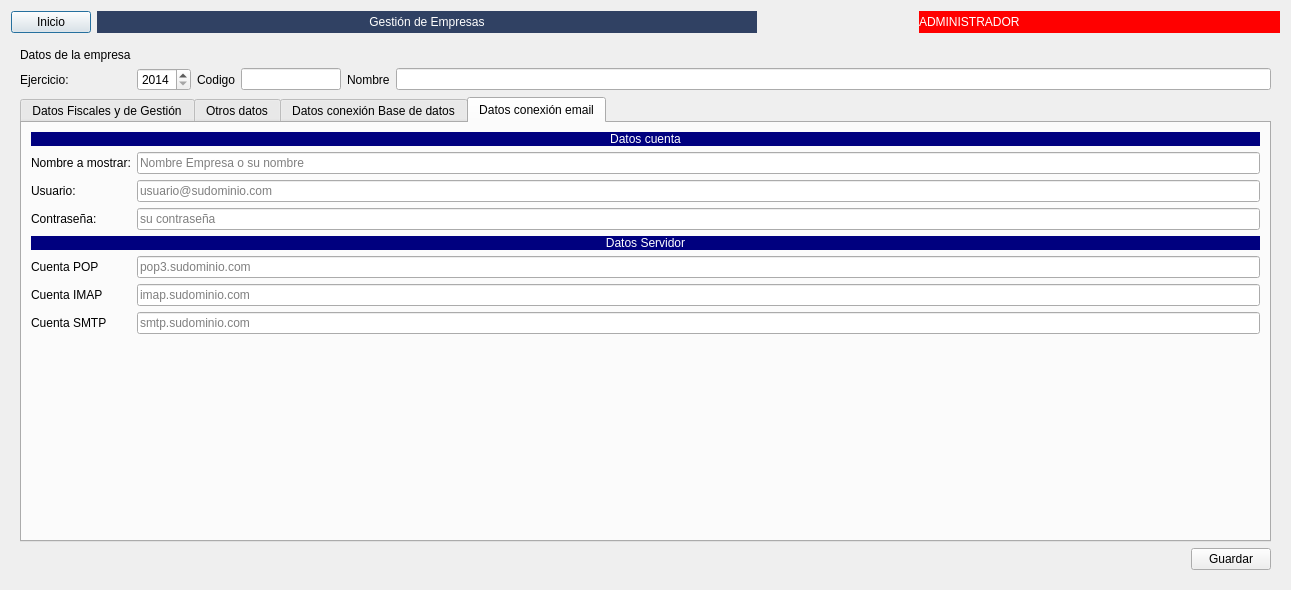
Before: the Qt Designer form Zona_Administrador/frmempresas.ui in arcnexus/RedFoX, drawn with Qt 5.
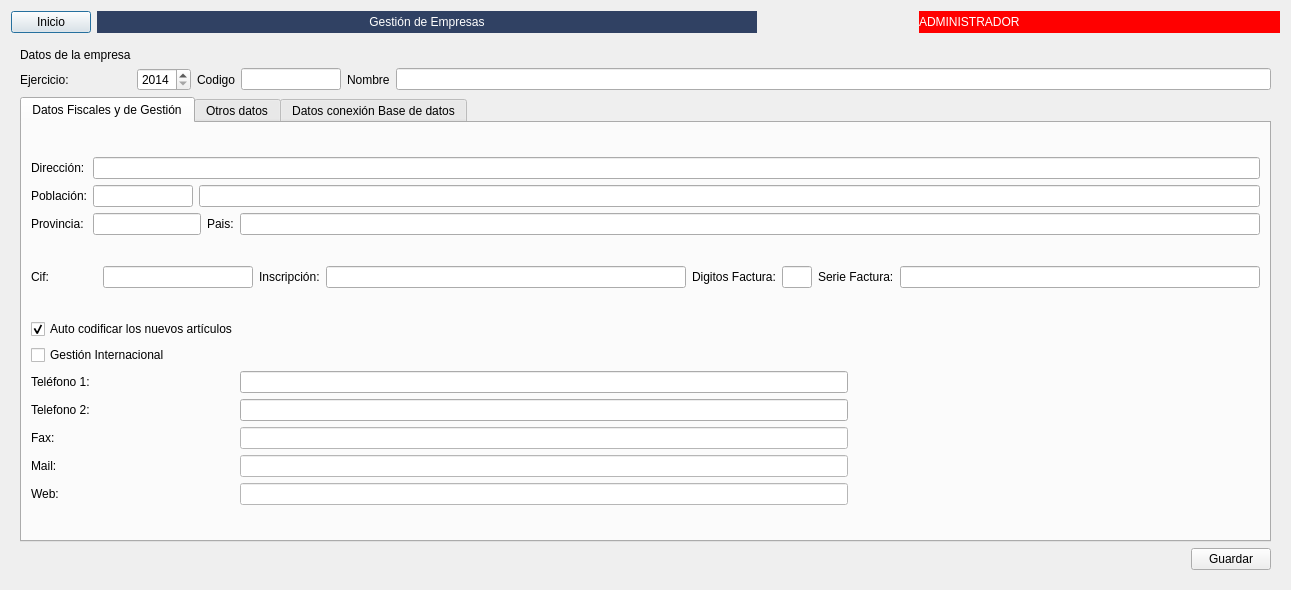
After: the same form once the commit is applied. The open tabs and pages were chosen to show the change. Icons and pictures are not drawn. Custom widgets are drawn as their Qt base class.

Commit message: new doc @Editor reports delete campos mail de empresa

```diff
--- a/Zona_Administrador/frmempresas.ui
+++ b/Zona_Administrador/frmempresas.ui
@@ -2102,150 +2102,6 @@
            </item>
           </layout>
          </widget>
-         <widget class="QWidget" name="tab_9">
-          <attribute name="title">
-           <string>Datos conexión email</string>
-          </attribute>
-          <layout class="QGridLayout" name="gridLayout_19">
-           <item row="6" column="1">
-            <widget class="QLineEdit" name="txtEmail_imap">
-             <property name="placeholderText">
-              <string>imap.sudominio.com</string>
-             </property>
-            </widget>
-           </item>
-           <item row="7" column="0">
-            <widget class="QLabel" name="label_54">
-             <property name="text">
-              <string>Cuenta SMTP</string>
-             </property>
-            </widget>
-           </item>
-           <item row="1" column="0">
-            <widget class="QLabel" name="label_35">
-             <property name="text">
-              <string>Nombre a mostrar:</string>
-             </property>
-            </widget>
-           </item>
-           <item row="3" column="1">
-            <widget class="QLineEdit" name="txtEmail_contrasena">
-             <property name="placeholderText">
-              <string>su contraseña </string>
-             </property>
-            </widget>
-           </item>
-           <item row="4" column="0" colspan="2">
-            <widget class="QLabel" name="label_70">
-             <property name="sizePolicy">
-              <sizepolicy hsizetype="Preferred" vsizetype="Maximum">
-               <horstretch>0</horstretch>
-               <verstretch>0</verstretch>
-              </sizepolicy>
-             </property>
-             <property name="styleSheet">
-              <string notr="true">background-color: rgb(0, 0, 127);
-color: rgb(255, 255, 255);</string>
-             </property>
-             <property name="text">
-              <string>Datos Servidor</string>
-             </property>
-             <property name="alignment">
-              <set>Qt::AlignCenter</set>
-             </property>
-            </widget>
-           </item>
-           <item row="2" column="1">
-            <widget class="QLineEdit" name="txtEmail_usuario">
-             <property name="placeholderText">
-              <string>usuario@sudominio.com</string>
-             </property>
-            </widget>
-           </item>
-           <item row="7" column="1">
-            <widget class="QLineEdit" name="txtEmail_smtp">
-             <property name="placeholderText">
-              <string>smtp.sudominio.com</string>
-             </property>
-            </widget>
-           </item>
-           <item row="3" column="0">
-            <widget class="QLabel" name="label_50">
-             <property name="text">
-              <string>Contraseña:</string>
-             </property>
-            </widget>
-           </item>
-           <item row="5" column="0">
-            <widget class="QLabel" name="label_53">
-             <property name="text">
-              <string>Cuenta POP</string>
-             </property>
-            </widget>
-           </item>
-           <item row="5" column="1">
-            <widget class="QLineEdit" name="txtEmail_pop">
-             <property name="placeholderText">
-              <string>pop3.sudominio.com</string>
-             </property>
-            </widget>
-           </item>
-           <item row="6" column="0">
-            <widget class="QLabel" name="label_69">
-             <property name="text">
-              <string>Cuenta IMAP</string>
-             </property>
-            </widget>
-           </item>
-           <item row="2" column="0">
-            <widget class="QLabel" name="label_36">
-             <property name="text">
-              <string>Usuario:</string>
-             </property>
-            </widget>
-           </item>
-           <item row="0" column="0" colspan="2">
-            <widget class="QLabel" name="label_51">
-             <property name="sizePolicy">
-              <sizepolicy hsizetype="Preferred" vsizetype="Maximum">
-               <horstretch>0</horstretch>
-               <verstretch>0</verstretch>
-              </sizepolicy>
-             </property>
-             <property name="styleSheet">
-              <string notr="true">background-color: rgb(0, 0, 127);
-color: rgb(255, 255, 255);</string>
-             </property>
-             <property name="text">
-              <string>Datos cuenta</string>
-             </property>
-             <property name="alignment">
-              <set>Qt::AlignCenter</set>
-             </property>
-            </widget>
-           </item>
-           <item row="1" column="1">
-            <widget class="QLineEdit" name="txtEmail_mostrar">
-             <property name="placeholderText">
-              <string>Nombre Empresa o su nombre</string>
-             </property>
-            </widget>
-           </item>
-           <item row="8" column="1">
-            <spacer name="verticalSpacer_9">
-             <property name="orientation">
-              <enum>Qt::Vertical</enum>
-             </property>
-             <property name="sizeHint" stdset="0">
-              <size>
-               <width>20</width>
-               <height>40</height>
-              </size>
-             </property>
-            </spacer>
-           </item>
-          </layout>
-         </widget>
         </widget>
        </item>
        <item row="1" column="0">
```
Left out of the diff: 144 changed lines with no effect on the pictures. The commit also changes 14 other files.
